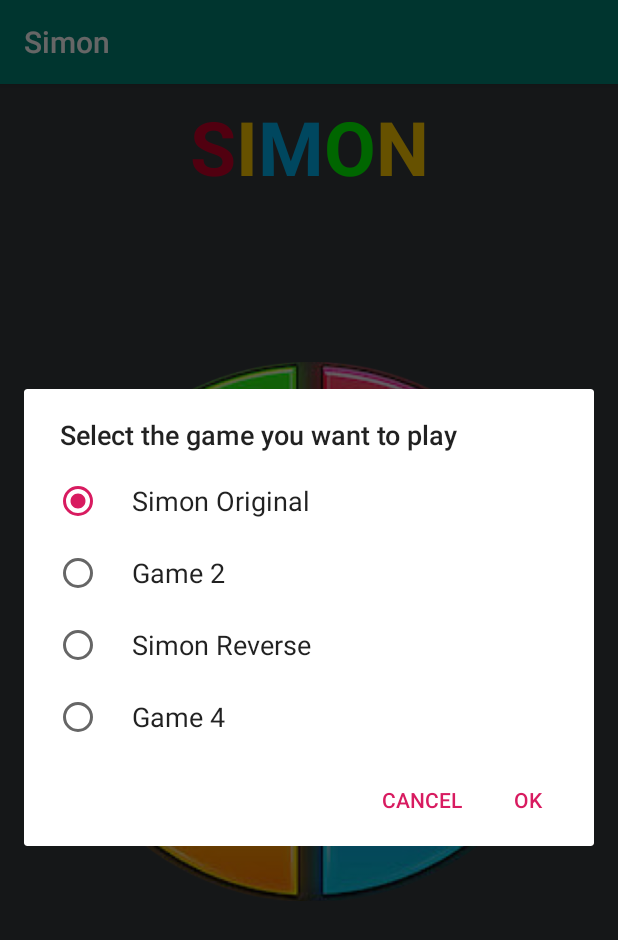
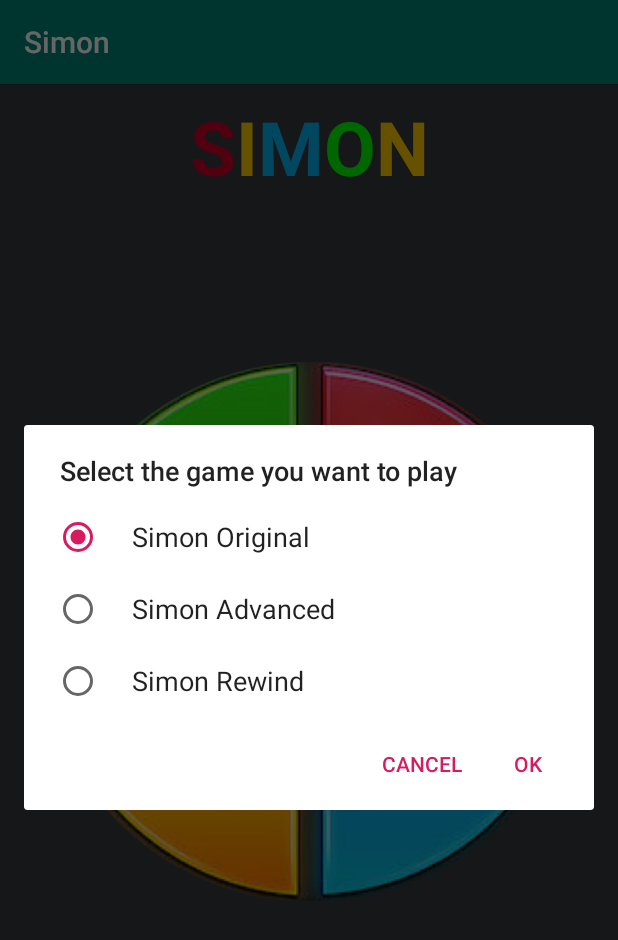
Before and after one commit to jacobgirsky/Simon, an Android app: the screen it shows after launch (MainActivity), after a tap on "PLAY", on a phone screen of 412 x 824 dp. Shown: the top 940 px of the screen. Run offline under Robolectric (Android 15) with nearby library versions, the phone set to English and light mode, and no system bars.

```diff
--- a/app/src/main/res/values/strings.xml
+++ b/app/src/main/res/values/strings.xml
@@ -2,8 +2,7 @@
     <string name="app_name">Simon</string>
     <string-array name="choice_items">
         <item>Simon Original</item>
-        <item>Game 2</item>
-        <item>Simon Reverse</item>
-        <item>Game 4</item>
+        <item>Simon Advanced</item>
+        <item>Simon Rewind</item>
     </string-array>
 </resources>
```
